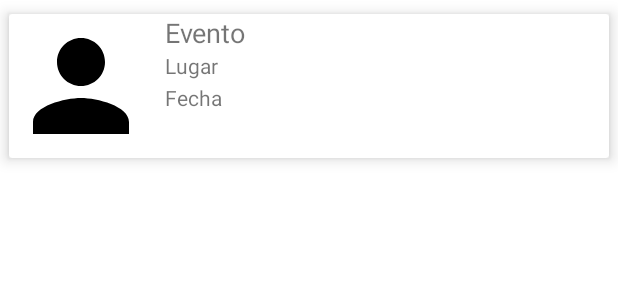
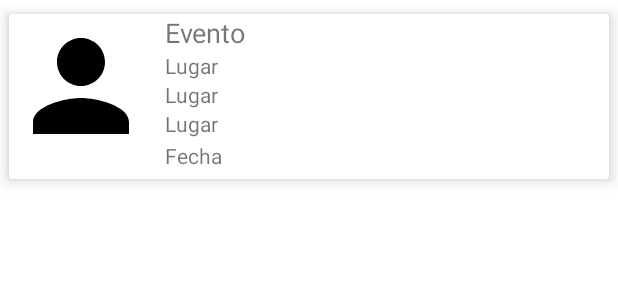
Before and after one commit to 420042e/ControlDeIngreso, an Android app: the layout visitantes_list.xml on its own in the app's theme, with its tools: preview values and no code run, on a phone screen of 412 x 824 dp. Shown: the top 300 px of the screen. Run offline under Robolectric (Android 15) with nearby library versions, the phone set to English and light mode, and no system bars.

```diff
--- a/app/src/main/java/com/stbnlycan/adapters/VisitanteListAdapter.java
+++ b/app/src/main/java/com/stbnlycan/adapters/VisitanteListAdapter.java
@@ -61,7 +61,6 @@ public class VisitanteListAdapter extends ArrayAdapter<Visitante> {
         btnEditar.setOnClickListener(new View.OnClickListener() {
             @Override
             public void onClick(View view) {
-                //Log.d("msg","hola");
                 mListener.OnItemClick(getItem(position));
             }
         });
--- a/app/src/main/java/com/stbnlycan/controldeingreso/EditarVisitanteActivity.java
+++ b/app/src/main/java/com/stbnlycan/controldeingreso/EditarVisitanteActivity.java
@@ -136,7 +136,7 @@ public class EditarVisitanteActivity extends AppCompatActivity implements Valida
         //getDataEmpresa();
         //getDataTipoVisitante();
 
-        Picasso.get().load("http://190.129.90.115:8083/ingresoVisitantes/visitante/mostrarFoto?foto=" + visitanteRecibido.getVteImagen()).centerCrop().resize(150, 150).into(visitanteIV);
+        Picasso.get().load("http://190.129.90.115:8083/ingresoVisitantes/visitante/mostrarFoto?foto=" + visitanteRecibido.getVteImagen()).centerCrop().resize(500, 500).into(visitanteIV);
         //Picasso.get().load(new File(Environment.getExternalStorageDirectory().getAbsolutePath() + "/Download/prueba.jpg")).centerCrop().resize(150, 150).into(visitanteIV);
 
 
--- a/app/src/main/java/com/stbnlycan/controldeingreso/Visitantes.java
+++ b/app/src/main/java/com/stbnlycan/controldeingreso/Visitantes.java
@@ -148,7 +148,7 @@ public class Visitantes extends AppCompatActivity implements VisitantesAdapter.O
                 recyclerView.setAdapter(visitantesAdapter);
 
                 visitantesAdapter.notifyDataSetChanged();
-                swipeRefreshLayout.setRefreshing(false);
+                //swipeRefreshLayout.setRefreshing(false);
             }
             @Override
             public void onFailure(Call <List<Visitante>> call, Throwable t) {
--- a/app/src/main/res/layout/activity_main.xml
+++ b/app/src/main/res/layout/activity_main.xml
@@ -20,7 +20,7 @@
             android:layout_width="match_parent"
             android:layout_height="?attr/actionBarSize"
             android:background="@drawable/fondo_toolbar"
-            app:popupTheme="@style/Theme.AppCompat.Light"/>
+            app:popupTheme="@style/Theme.AppCompat.Light" />
 
     </com.google.android.material.appbar.AppBarLayout>
     <androidx.swiperefreshlayout.widget.SwipeRefreshLayout
--- a/app/src/main/res/layout/visitantes_list.xml
+++ b/app/src/main/res/layout/visitantes_list.xml
@@ -16,7 +16,7 @@
         android:layout_height="wrap_content">
 
         <ImageView
-            android:id="@+id/artthumb"
+            android:id="@+id/imgVisitante"
             android:layout_width="wrap_content"
             android:layout_height="wrap_content"
             android:background="@drawable/ic_person_black_96dp"
@@ -28,7 +28,7 @@
             android:orientation="vertical">
 
             <TextView
-                android:id="@+id/artname"
+                android:id="@+id/nombres"
                 android:layout_width="match_parent"
                 android:layout_height="wrap_content"
                 android:layout_marginStart="8dp"
@@ -37,14 +37,28 @@
                 android:textSize="18sp" />
 
             <TextView
-                android:id="@+id/lugar"
+                android:id="@+id/nroCi"
                 android:layout_width="match_parent"
                 android:layout_height="wrap_content"
                 android:layout_marginStart="8dp"
                 android:text="Lugar" />
 
             <TextView
-                android:id="@+id/fecha"
+                android:id="@+id/tipoVisitante"
+                android:layout_width="match_parent"
+                android:layout_height="wrap_content"
+                android:layout_marginStart="8dp"
+                android:text="Lugar" />
+
+            <TextView
+                android:id="@+id/empresaNombre"
+                android:layout_width="match_parent"
+                android:layout_height="wrap_content"
+                android:layout_marginStart="8dp"
+                android:text="Lugar" />
+
+            <TextView
+                android:id="@+id/estado"
                 android:layout_width="match_parent"
                 android:layout_height="wrap_content"
                 android:layout_marginStart="8dp"
```
Also changed, not shown: app/src/main/java/com/stbnlycan/adapters/VisitantesAdapter.java (+15 -5 lines), app/src/main/java/com/stbnlycan/controldeingreso/MainActivity.java (+14 -7 lines), app/src/main/java/com/stbnlycan/controldeingreso/NuevoVisitanteActivity.java (+28 -3 lines), app/src/main/java/com/stbnlycan/controldeingreso/RegistraVisitaActivity.java (+14 -12 lines), app/src/main/java/com/stbnlycan/controldeingreso/RegistrarVisitasActivity.java (+37 -7 lines), app/src/main/java/com/stbnlycan/interfaces/BuscarXCIAPIs.java (added, +12 -0 lines), app/src/main/res/layout/activity_registrar_visita.xml (+0 -18 lines), app/src/main/res/menu/menu_nv.xml (added, +9 -0 lines), app/src/main/res/menu/menu_rv.xml (added, +9 -0 lines).
